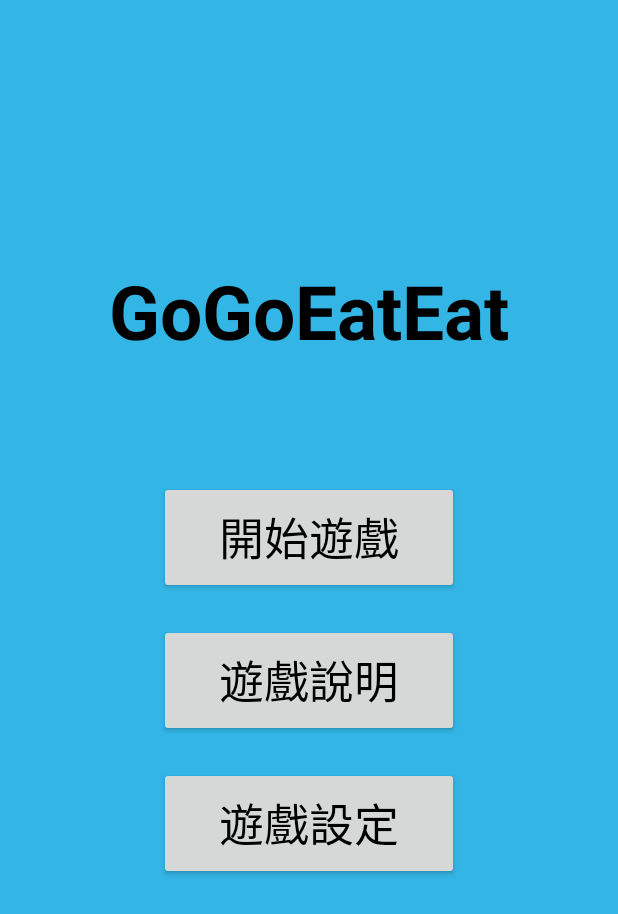
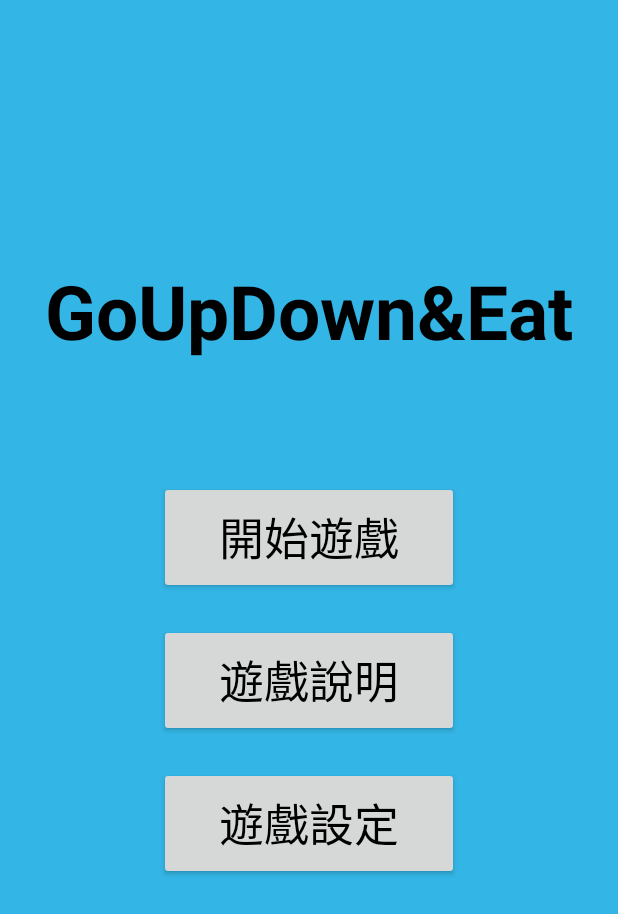
Before and after one commit to steven02070923/GoUpDownEat, an Android app: the start screen opened directly, with no data from a screen before it, on a phone screen of 412 x 824 dp. Shown: the top 914 px of the screen. Run offline under Robolectric (Android 15) with nearby library versions, the phone set to English and light mode, and no system bars.

Commit message:
改名稱

```diff
--- a/app/src/main/res/layout/activity_start.xml
+++ b/app/src/main/res/layout/activity_start.xml
@@ -13,7 +13,7 @@
         android:layout_width="wrap_content"
         android:layout_height="wrap_content"
         android:layout_marginTop="250dp"
-        android:text="GoGoEatEat"
+        android:text="GoUpDown&amp;Eat"
         android:textColor="#000000"
         android:textSize="50sp"
         android:textStyle="bold" />
```
